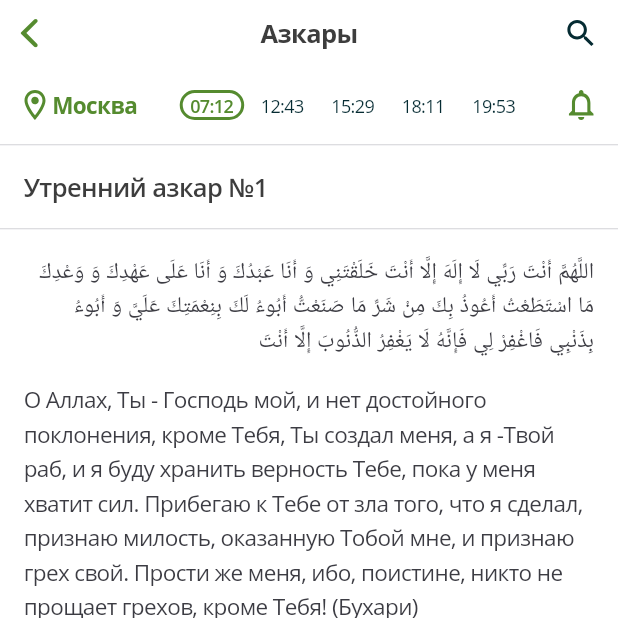
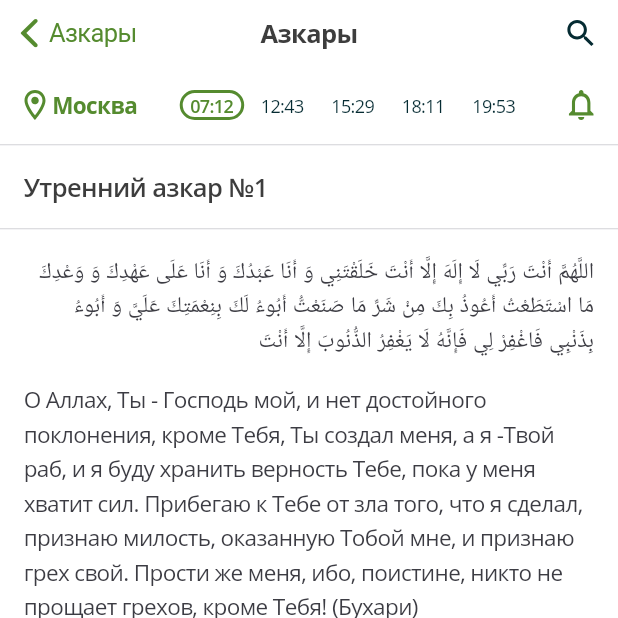
Before and after one commit to misterfourtytwo/umma_pay, a Flutter app: the screen it shows after launch, after a tap on "Утром", on a phone screen of 412 x 824 dp, the top half of it. Run offline on Flutter 3.47's test engine with Material 2 defaults, Android fonts, the phone set to English and light mode, and no system bars; our stand-ins replace flutter_svg.

Commit message:
fixed ios emulator appBar color

```diff
--- a/lib/app.dart
+++ b/lib/app.dart
@@ -1,4 +1,5 @@
 import 'package:flutter/cupertino.dart';
+import 'package:flutter/services.dart';
 import 'package:umma_pay/models/routine.dart';
 import 'package:umma_pay/resources/colors.dart';
 import 'package:umma_pay/routes/daily_routines/daily_routines.dart';
@@ -12,28 +13,33 @@ class App extends StatelessWidget {
     return CupertinoApp(
       debugShowCheckedModeBanner: false,
       theme: CupertinoThemeData(
-        brightness: Brightness.light,
+        brightness: Brightness.dark,
         primaryColor: CustomColors.accentColor,
         scaffoldBackgroundColor: CustomColors.bgColor,
         barBackgroundColor: CustomColors.bgColor,
         primaryContrastingColor: CustomColors.accentColor,
       ),
       initialRoute: DailyRoutinesScreen.routeName,
-      routes: {
-        DailyRoutinesScreen.routeName: (context) {
-          return DailyRoutinesScreen();
-        },
-        RoutineDetails.routeName: (context) {
-          final routine = ModalRoute.of(context).settings.arguments as Routine;
-          return RoutineDetails(routine: routine);
+      onGenerateRoute: (settings) {
+        switch (settings.name) {
+          case RoutineDetails.routeName:
+            return CupertinoPageRoute(
+              builder: (context) {
+                final routine =
+                    ModalRoute.of(context).settings.arguments as Routine;
+                return RoutineDetails(routine: routine);
+              },
+              title: RoutineDetails.routeTitle,
+              settings: settings,
+            );
+          case DailyRoutinesScreen.routeName:
+          default:
+            return CupertinoPageRoute(
+              builder: (context) => DailyRoutinesScreen(),
+              title: DailyRoutinesScreen.routeTitle,
+              settings: settings,
+            );
         }
-      },
-      onUnknownRoute: (settings) {
-        print(settings.name);
-        return CupertinoPageRoute(
-          builder: (context) => DailyRoutinesScreen(),
-          title: DailyRoutinesScreen.routeTitle,
-        );
       },
     );
   }
--- a/lib/main.dart
+++ b/lib/main.dart
@@ -5,10 +5,6 @@ import 'app.dart';
 
 void main() async {
   WidgetsFlutterBinding.ensureInitialized();
-  SystemChrome.setSystemUIOverlayStyle(SystemUiOverlayStyle.light.copyWith(
-    statusBarBrightness: Brightness.light,
-    statusBarColor: Colors.white,
-  ));
   await SystemChrome.setPreferredOrientations([DeviceOrientation.portraitUp]);
   runApp(App());
 }
--- a/lib/widgets/custom_appbar.dart
+++ b/lib/widgets/custom_appbar.dart
@@ -23,7 +23,8 @@ class CustomAppBar extends StatelessWidget
 
   @override
   Widget build(BuildContext context) {
-    return SizedBox(
+    return SafeArea(
+      child: SizedBox(
         height: preferredSize.height,
         child: DecoratedBox(
           decoration: BoxDecoration(color: CustomColors.bgColor),
@@ -33,6 +34,8 @@ class CustomAppBar extends StatelessWidget
                 border: Border(
                     bottom: BorderSide(
                   color: CustomColors.dividerColor,
+                  width: 1,
+                  style: BorderStyle.solid,
                 )),
                 padding: EdgeInsetsDirectional.only(start: 16, end: 16),
                 middle: Text(
@@ -51,6 +54,7 @@ class CustomAppBar extends StatelessWidget
               // CustomDivider(),
               AppBarBottom(),
             ],
+          ),
         ),
       ),
     );
--- a/lib/widgets/custom_scaffold.dart
+++ b/lib/widgets/custom_scaffold.dart
@@ -9,12 +9,15 @@ class CustomScaffold extends StatelessWidget {
 
   @override
   Widget build(BuildContext context) {
-    return SafeArea(
-        child: CupertinoPageScaffold(
+    return
+        // SafeArea(
+        //     child:
+        CupertinoPageScaffold(
       navigationBar: CustomAppBar(
         title: title,
       ),
       child: child,
-    ));
+      // ),
+    );
   }
 }
```
Lines whose indentation alone changed are shown as unchanged.
